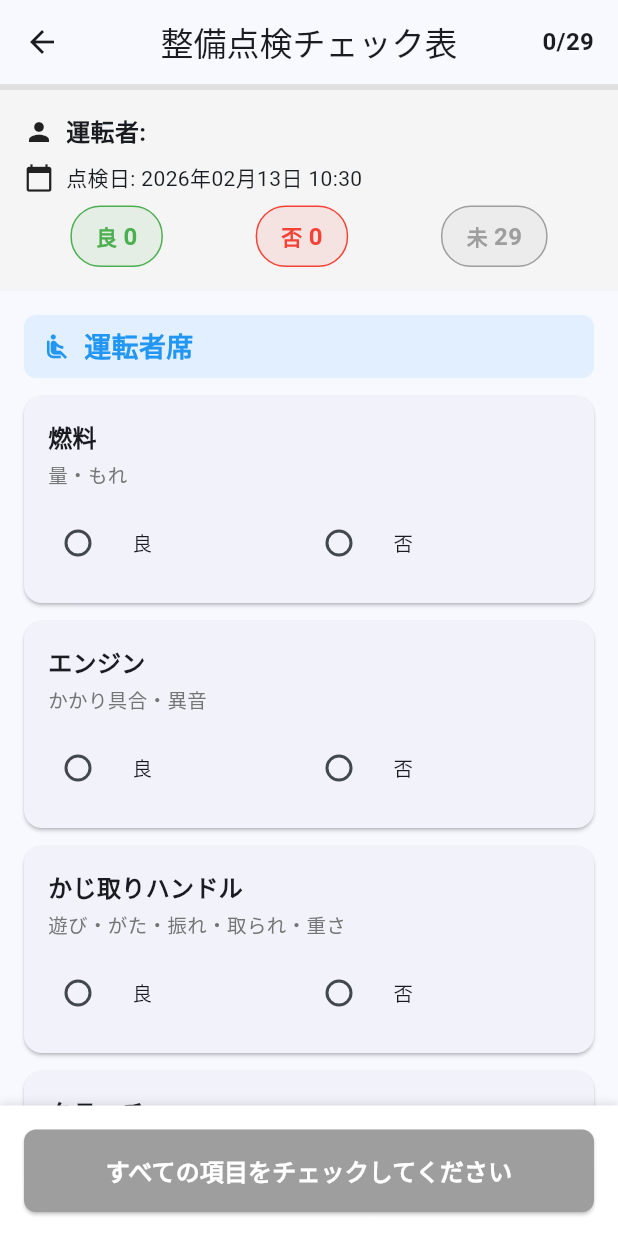
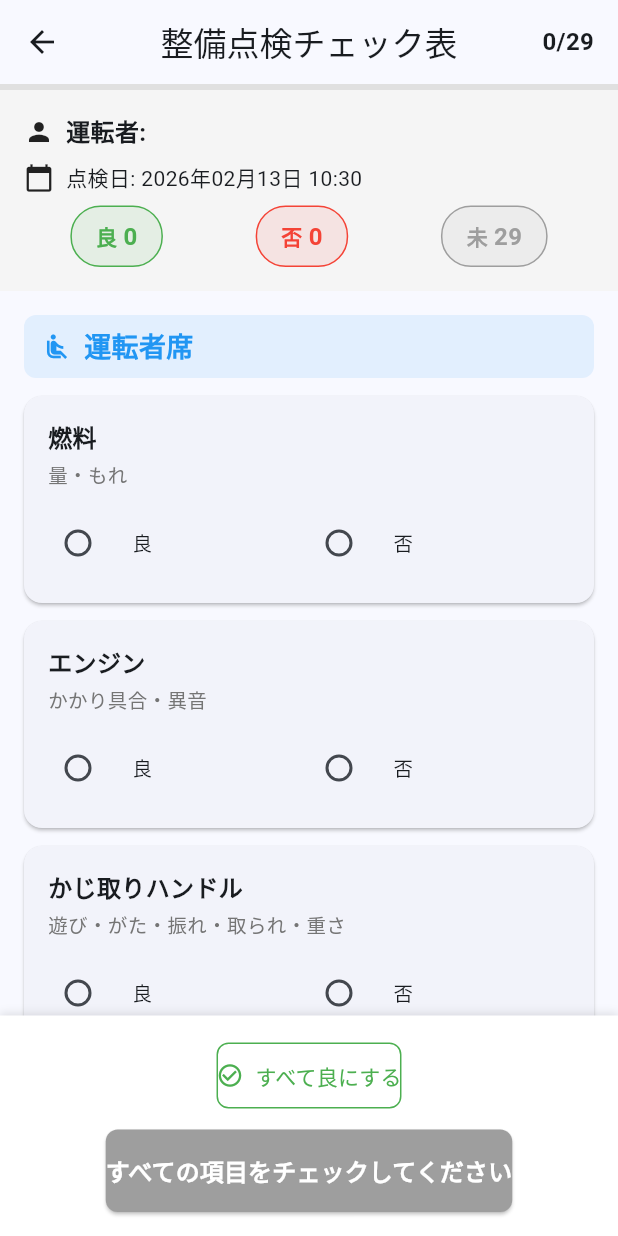
Before and after one commit to YuhiAozora/taxi-education-manager, a Flutter app: the VehicleInspectionScreen screen opened directly with empty values, on a phone screen of 412 x 824 dp. Run offline on Flutter 3.47's test engine with Material 3 defaults, Android fonts, the phone set to English and light mode, and no system bars; our stand-ins replace cloud_firestore, firebase_auth, firebase_core, pdf, printing; missing offline and left inert: dart:html; accounts and stored records are empty; project files that could hold a hidden picture were left out.

Commit message:
✨ 整備点検チェック表に「すべて良にする」一括設定ボタンを追加
29項目を手動でチェックする手間を省くため、一括で「良」に設定できるボタンを追加しました。

機能:
- 「すべて良にする」ボタンをタップすると全項目を「良」に設定
- 備考欄も自動的にクリア
- 設定完了時にスナックバーで通知

UI変更:
- 底部に緑色の「すべて良にする」ボタンを配置
- アイコン付きのアウトラインボタンで視覚的にわかりやすく
- 点検完了ボタンの上に配置

これで運転手の入力負担が大幅に軽減されます！

```diff
--- a/lib/screens/vehicle_inspection_screen.dart
+++ b/lib/screens/vehicle_inspection_screen.dart
@@ -52,6 +52,27 @@ class _VehicleInspectionScreenState extends State<VehicleInspectionScreen> {
   /// すべてチェック済みか確認
   bool _isAllChecked() {
     return _items.values.every((item) => item.isOk != null);
+  }
+
+  /// 一括で「良」に設定
+  void _setAllToOk() {
+    setState(() {
+      for (var key in _items.keys) {
+        _items[key] = _items[key]!.copyWith(
+          isOk: true,
+          note: '', // 備考をクリア
+        );
+        _noteControllers[key]?.clear(); // 備考欄をクリア
+      }
+    });
+
+    ScaffoldMessenger.of(context).showSnackBar(
+      const SnackBar(
+        content: Text('すべての項目を「良」に設定しました'),
+        backgroundColor: Colors.green,
+        duration: Duration(seconds: 2),
+      ),
+    );
   }
 
   /// 良/否のカウント
@@ -265,7 +286,26 @@ class _VehicleInspectionScreenState extends State<VehicleInspectionScreen> {
               ),
             ],
           ),
-          child: ElevatedButton(
+          child: Column(
+            mainAxisSize: MainAxisSize.min,
+            children: [
+              // 一括「良」ボタン
+              OutlinedButton.icon(
+                onPressed: _isSubmitting ? null : _setAllToOk,
+                icon: const Icon(Icons.check_circle_outline),
+                label: const Text('すべて良にする'),
+                style: OutlinedButton.styleFrom(
+                  foregroundColor: Colors.green,
+                  side: const BorderSide(color: Colors.green),
+                  padding: const EdgeInsets.symmetric(vertical: 12),
+                  shape: RoundedRectangleBorder(
+                    borderRadius: BorderRadius.circular(8),
+                  ),
+                ),
+              ),
+              const SizedBox(height: 12),
+              // 点検完了ボタン
+              ElevatedButton(
                 onPressed: _isSubmitting ? null : _submitInspection,
                 style: ElevatedButton.styleFrom(
                   backgroundColor: _isAllChecked() ? Colors.blue : Colors.grey,
@@ -291,6 +331,8 @@ class _VehicleInspectionScreenState extends State<VehicleInspectionScreen> {
                           color: Colors.white,
                         ),
                       ),
+              ),
+            ],
           ),
         ),
       ),
```
Lines whose indentation alone changed are shown as unchanged.
